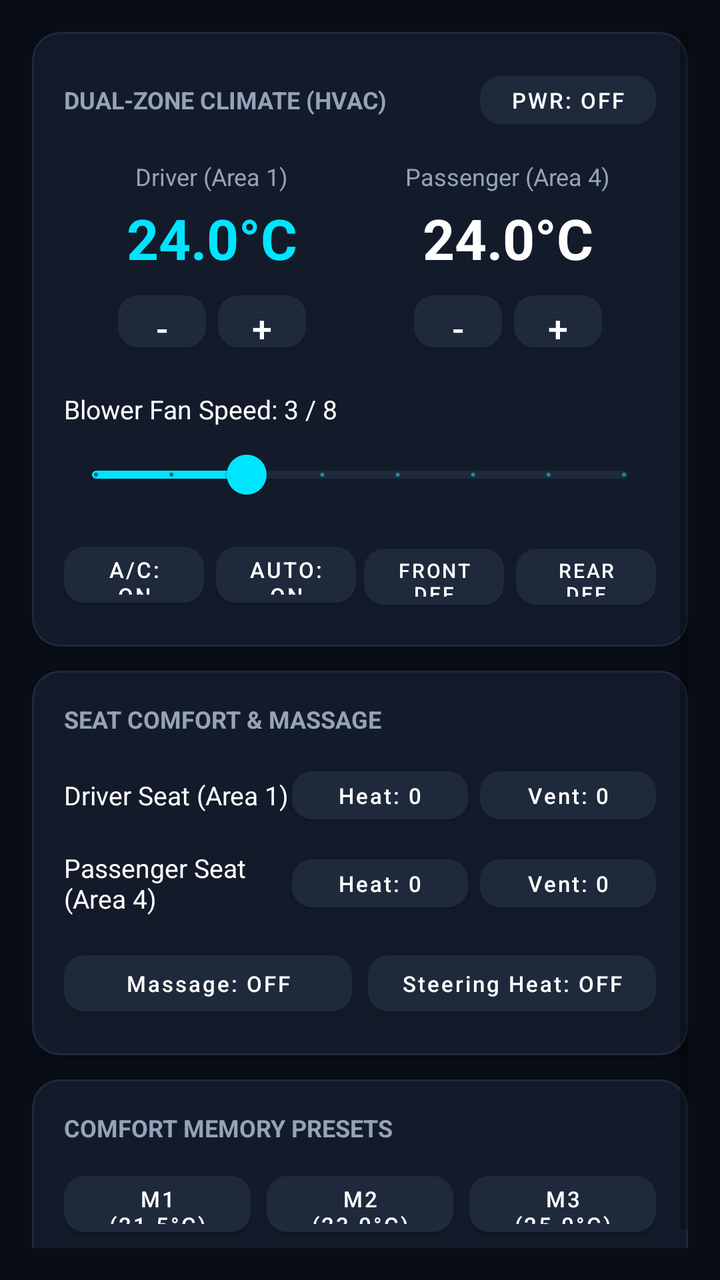
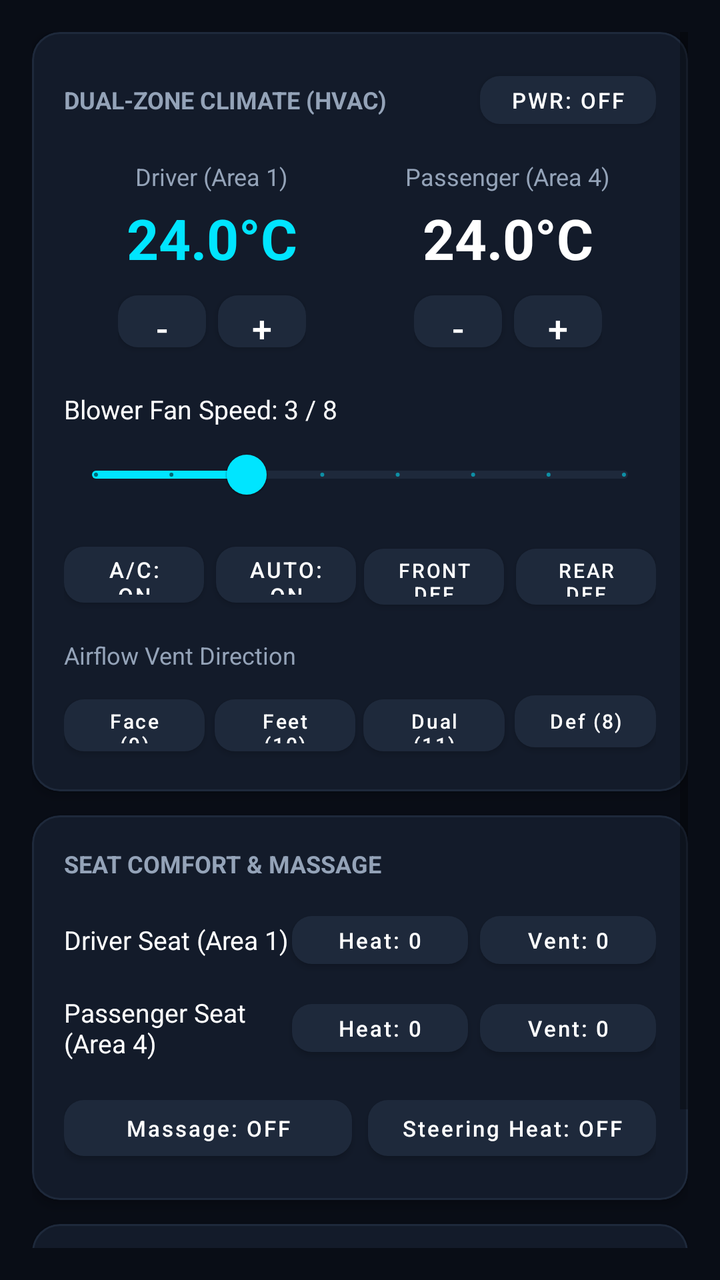

Screens rendered from an Android XML layout before and after an edit, with the pre-edit source and the edit as a unified diff.
<!-- AndroidManifest.xml: application theme Theme.DeepalS05Sample -->
<!-- res/layout/fragment_climate_seats.xml -->
<?xml version="1.0" encoding="utf-8"?>
<ScrollView xmlns:android="http://schemas.android.com/apk/res/android"
    xmlns:app="http://schemas.android.com/apk/res-auto"
    android:layout_width="match_parent"
    android:layout_height="match_parent"
    android:padding="16dp"
    android:fillViewport="true">

    <LinearLayout
        android:layout_width="match_parent"
        android:layout_height="wrap_content"
        android:orientation="vertical">

        
        <com.google.android.material.card.MaterialCardView
            style="@style/AutomotiveCard"
            android:layout_width="match_parent"
            android:layout_height="wrap_content"
            android:layout_marginBottom="12dp">

            <LinearLayout
                android:layout_width="match_parent"
                android:layout_height="wrap_content"
                android:padding="16dp"
                android:orientation="vertical">

                <LinearLayout
                    android:layout_width="match_parent"
                    android:layout_height="wrap_content"
                    android:gravity="center_vertical"
                    android:orientation="horizontal">

                    <TextView
                        android:layout_width="0dp"
                        android:layout_height="wrap_content"
                        android:layout_weight="1"
                        android:text="DUAL-ZONE CLIMATE (HVAC)"
                        android:textColor="@color/brand_text_secondary"
                        android:textSize="12sp"
                        android:textStyle="bold" />

                    <com.google.android.material.button.MaterialButton
                        android:id="@+id/btnClimatePower"
                        style="@style/AutomotiveButton"
                        android:layout_width="wrap_content"
                        android:layout_height="36dp"
                        android:paddingHorizontal="12dp"
                        android:text="PWR: OFF"
                        android:textSize="11sp" />
                </LinearLayout>

                
                <LinearLayout
                    android:layout_width="match_parent"
                    android:layout_height="wrap_content"
                    android:layout_marginTop="12dp"
                    android:orientation="horizontal">

                    
                    <LinearLayout
                        android:layout_width="0dp"
                        android:layout_height="wrap_content"
                        android:layout_weight="1"
                        android:gravity="center"
                        android:orientation="vertical">

                        <TextView
                            android:layout_width="wrap_content"
                            android:layout_height="wrap_content"
                            android:text="Driver (Area 1)"
                            android:textColor="@color/brand_text_secondary"
                            android:textSize="12sp" />

                        <TextView
                            android:id="@+id/tvDriverTemp"
                            android:layout_width="wrap_content"
                            android:layout_height="wrap_content"
                            android:layout_marginVertical="4dp"
                            android:text="24.0°C"
                            android:textColor="@color/brand_primary"
                            android:textSize="28sp"
                            android:textStyle="bold" />

                        <LinearLayout
                            android:layout_width="wrap_content"
                            android:layout_height="wrap_content"
                            android:orientation="horizontal">

                            <com.google.android.material.button.MaterialButton
                                android:id="@+id/btnDriverTempMinus"
                                style="@style/AutomotiveButton"
                                android:layout_width="44dp"
                                android:layout_height="38dp"
                                android:text="-"
                                android:textSize="18sp" />

                            <com.google.android.material.button.MaterialButton
                                android:id="@+id/btnDriverTempPlus"
                                style="@style/AutomotiveButton"
                                android:layout_width="44dp"
                                android:layout_height="38dp"
                                android:layout_marginStart="6dp"
                                android:text="+"
                                android:textSize="18sp" />
                        </LinearLayout>
                    </LinearLayout>

                    
                    <LinearLayout
                        android:layout_width="0dp"
                        android:layout_height="wrap_content"
                        android:layout_weight="1"
                        android:gravity="center"
                        android:orientation="vertical">

                        <TextView
                            android:layout_width="wrap_content"
                            android:layout_height="wrap_content"
                            android:text="Passenger (Area 4)"
                            android:textColor="@color/brand_text_secondary"
                            android:textSize="12sp" />

                        <TextView
                            android:id="@+id/tvPassengerTemp"
                            android:layout_width="wrap_content"
                            android:layout_height="wrap_content"
                            android:layout_marginVertical="4dp"
                            android:text="24.0°C"
                            android:textColor="@color/brand_text_primary"
                            android:textSize="28sp"
                            android:textStyle="bold" />

                        <LinearLayout
                            android:layout_width="wrap_content"
                            android:layout_height="wrap_content"
                            android:orientation="horizontal">

                            <com.google.android.material.button.MaterialButton
                                android:id="@+id/btnPassTempMinus"
                                style="@style/AutomotiveButton"
                                android:layout_width="44dp"
                                android:layout_height="38dp"
                                android:text="-"
                                android:textSize="18sp" />

                            <com.google.android.material.button.MaterialButton
                                android:id="@+id/btnPassTempPlus"
                                style="@style/AutomotiveButton"
                                android:layout_width="44dp"
                                android:layout_height="38dp"
                                android:layout_marginStart="6dp"
                                android:text="+"
                                android:textSize="18sp" />
                        </LinearLayout>
                    </LinearLayout>
                </LinearLayout>

                
                <TextView
                    android:id="@+id/tvFanSpeedLabel"
                    android:layout_width="wrap_content"
                    android:layout_height="wrap_content"
                    android:layout_marginTop="16dp"
                    android:text="Blower Fan Speed: 3 / 8"
                    android:textColor="@color/brand_text_primary"
                    android:textSize="13sp" />

                <com.google.android.material.slider.Slider
                    android:id="@+id/sliderFanSpeed"
                    android:layout_width="match_parent"
                    android:layout_height="wrap_content"
                    android:valueFrom="1"
                    android:valueTo="8"
                    android:stepSize="1"
                    android:value="3"
                    app:thumbColor="@color/brand_primary"
                    app:trackColorActive="@color/brand_primary"
                    app:trackColorInactive="@color/brand_card_stroke" />

                <LinearLayout
                    android:layout_width="match_parent"
                    android:layout_height="wrap_content"
                    android:layout_marginTop="6dp"
                    android:orientation="horizontal">

                    <com.google.android.material.button.MaterialButton
                        android:id="@+id/btnToggleAc"
                        style="@style/AutomotiveButton"
                        android:layout_width="0dp"
                        android:layout_height="40dp"
                        android:layout_weight="1"
                        android:layout_marginEnd="4dp"
                        android:text="A/C: ON"
                        android:textSize="11sp" />

                    <com.google.android.material.button.MaterialButton
                        android:id="@+id/btnToggleAutoClimate"
                        style="@style/AutomotiveButton"
                        android:layout_width="0dp"
                        android:layout_height="40dp"
                        android:layout_weight="1"
                        android:layout_marginHorizontal="2dp"
                        android:text="AUTO: ON"
                        android:textSize="11sp" />

                    <com.google.android.material.button.MaterialButton
                        android:id="@+id/btnFrontDefrost"
                        style="@style/AutomotiveButton"
                        android:layout_width="0dp"
                        android:layout_height="40dp"
                        android:layout_weight="1"
                        android:layout_marginHorizontal="2dp"
                        android:text="FRONT DEF"
                        android:textSize="10sp" />

                    <com.google.android.material.button.MaterialButton
                        android:id="@+id/btnRearDefrost"
                        style="@style/AutomotiveButton"
                        android:layout_width="0dp"
                        android:layout_height="40dp"
                        android:layout_weight="1"
                        android:layout_marginStart="4dp"
                        android:text="REAR DEF"
                        android:textSize="10sp" />
                </LinearLayout>
            </LinearLayout>
        </com.google.android.material.card.MaterialCardView>

        
        <com.google.android.material.card.MaterialCardView
            style="@style/AutomotiveCard"
            android:layout_width="match_parent"
            android:layout_height="wrap_content"
            android:layout_marginBottom="12dp">

            <LinearLayout
                android:layout_width="match_parent"
                android:layout_height="wrap_content"
                android:padding="16dp"
                android:orientation="vertical">

                <TextView
                    android:layout_width="wrap_content"
                    android:layout_height="wrap_content"
                    android:text="SEAT COMFORT &amp; MASSAGE"
                    android:textColor="@color/brand_text_secondary"
                    android:textSize="12sp"
                    android:textStyle="bold" />

                
                <LinearLayout
                    android:layout_width="match_parent"
                    android:layout_height="wrap_content"
                    android:layout_marginTop="12dp"
                    android:gravity="center_vertical"
                    android:orientation="horizontal">

                    <TextView
                        android:layout_width="0dp"
                        android:layout_height="wrap_content"
                        android:layout_weight="1"
                        android:text="Driver Seat (Area 1)"
                        android:textColor="@color/brand_text_primary"
                        android:textSize="13sp" />

                    <com.google.android.material.button.MaterialButton
                        android:id="@+id/btnDriverHeat"
                        style="@style/AutomotiveButton"
                        android:layout_width="wrap_content"
                        android:layout_height="36dp"
                        android:layout_marginEnd="6dp"
                        android:text="Heat: 0"
                        android:textSize="11sp" />

                    <com.google.android.material.button.MaterialButton
                        android:id="@+id/btnDriverVent"
                        style="@style/AutomotiveButton"
                        android:layout_width="wrap_content"
                        android:layout_height="36dp"
                        android:text="Vent: 0"
                        android:textSize="11sp" />
                </LinearLayout>

                
                <LinearLayout
                    android:layout_width="match_parent"
                    android:layout_height="wrap_content"
                    android:layout_marginTop="8dp"
                    android:gravity="center_vertical"
                    android:orientation="horizontal">

                    <TextView
                        android:layout_width="0dp"
                        android:layout_height="wrap_content"
                        android:layout_weight="1"
                        android:text="Passenger Seat (Area 4)"
                        android:textColor="@color/brand_text_primary"
                        android:textSize="13sp" />

                    <com.google.android.material.button.MaterialButton
                        android:id="@+id/btnPassHeat"
                        style="@style/AutomotiveButton"
                        android:layout_width="wrap_content"
                        android:layout_height="36dp"
                        android:layout_marginEnd="6dp"
                        android:text="Heat: 0"
                        android:textSize="11sp" />

                    <com.google.android.material.button.MaterialButton
                        android:id="@+id/btnPassVent"
                        style="@style/AutomotiveButton"
                        android:layout_width="wrap_content"
                        android:layout_height="36dp"
                        android:text="Vent: 0"
                        android:textSize="11sp" />
                </LinearLayout>

                
                <LinearLayout
                    android:layout_width="match_parent"
                    android:layout_height="wrap_content"
                    android:layout_marginTop="12dp"
                    android:orientation="horizontal">

                    <com.google.android.material.button.MaterialButton
                        android:id="@+id/btnMassage"
                        style="@style/AutomotiveButton"
                        android:layout_width="0dp"
                        android:layout_height="40dp"
                        android:layout_weight="1"
                        android:layout_marginEnd="4dp"
                        android:text="Massage: OFF"
                        android:textSize="11sp" />

                    <com.google.android.material.button.MaterialButton
                        android:id="@+id/btnSteeringHeat"
                        style="@style/AutomotiveButton"
                        android:layout_width="0dp"
                        android:layout_height="40dp"
                        android:layout_weight="1"
                        android:layout_marginStart="4dp"
                        android:text="Steering Heat: OFF"
                        android:textSize="11sp" />
                </LinearLayout>
            </LinearLayout>
        </com.google.android.material.card.MaterialCardView>

        
        <com.google.android.material.card.MaterialCardView
            style="@style/AutomotiveCard"
            android:layout_width="match_parent"
            android:layout_height="wrap_content"
            android:layout_marginBottom="12dp">

            <LinearLayout
                android:layout_width="match_parent"
                android:layout_height="wrap_content"
                android:padding="16dp"
                android:orientation="vertical">

                <TextView
                    android:layout_width="wrap_content"
                    android:layout_height="wrap_content"
                    android:text="COMFORT MEMORY PRESETS"
                    android:textColor="@color/brand_text_secondary"
                    android:textSize="12sp"
                    android:textStyle="bold" />

                <LinearLayout
                    android:layout_width="match_parent"
                    android:layout_height="wrap_content"
                    android:layout_marginTop="10dp"
                    android:orientation="horizontal">

                    <com.google.android.material.button.MaterialButton
                        android:id="@+id/btnPresetM1"
                        style="@style/AutomotiveButton"
                        android:layout_width="0dp"
                        android:layout_height="40dp"
                        android:layout_weight="1"
                        android:layout_marginEnd="4dp"
                        android:text="M1 (21.5°C)"
                        android:textSize="11sp" />

                    <com.google.android.material.button.MaterialButton
                        android:id="@+id/btnPresetM2"
                        style="@style/AutomotiveButton"
                        android:layout_width="0dp"
                        android:layout_height="40dp"
                        android:layout_weight="1"
                        android:layout_marginHorizontal="4dp"
                        android:text="M2 (23.0°C)"
                        android:textSize="11sp" />

                    <com.google.android.material.button.MaterialButton
                        android:id="@+id/btnPresetM3"
                        style="@style/AutomotiveButton"
                        android:layout_width="0dp"
                        android:layout_height="40dp"
                        android:layout_weight="1"
                        android:layout_marginStart="4dp"
                        android:text="M3 (25.0°C)"
                        android:textSize="11sp" />
                </LinearLayout>
            </LinearLayout>
        </com.google.android.material.card.MaterialCardView>

    </LinearLayout>
</ScrollView>
<!-- resources referenced by this layout -->
<resources>
  <color name="brand_card_stroke">#1E293B</color>
  <color name="brand_primary">#00E5FF</color>
  <color name="brand_text_primary">#FFFFFF</color>
  <color name="brand_text_secondary">#94A3B8</color>
  <style name="AutomotiveButton" parent="Widget.MaterialComponents.Button">
          <item name="cornerRadius">10dp</item>
          <item name="backgroundTint">@color/brand_card_stroke</item>
          <item name="android:textColor">@color/brand_text_primary</item>
          <item name="android:textAllCaps">false</item>
      </style>
  <style name="AutomotiveCard">
          <item name="cardCornerRadius">14dp</item>
          <item name="cardElevation">3dp</item>
          <item name="cardBackgroundColor">@color/brand_card_bg</item>
          <item name="strokeColor">@color/brand_card_stroke</item>
          <item name="strokeWidth">1dp</item>
      </style>
  <style name="Theme.DeepalS05Sample" parent="Theme.MaterialComponents.DayNight.NoActionBar">
          <item name="colorPrimary">@color/brand_primary</item>
          <item name="colorPrimaryVariant">@color/brand_primary_dark</item>
          <item name="colorOnPrimary">#000000</item>
          <item name="colorSecondary">@color/brand_accent</item>
          <item name="colorOnSecondary">#000000</item>
          <item name="android:statusBarColor">@color/brand_bg</item>
          <item name="android:navigationBarColor">@color/brand_nav_bg</item>
          <item name="android:windowBackground">@color/brand_bg</item>
      </style>
  <color name="brand_card_bg">#131B2A</color>
  <color name="brand_primary_dark">#00B0FF</color>
  <color name="brand_accent">#00E676</color>
  <color name="brand_bg">#090D16</color>
  <color name="brand_nav_bg">#0F172A</color>
</resources>

<!-- the commit's change to res/layout/fragment_climate_seats.xml (unified diff, before → after) -->
@@ -223,6 +223,62 @@
                         android:text="REAR DEF"
                         android:textSize="10sp" />
                 </LinearLayout>
+
+                
+                <TextView
+                    android:layout_width="wrap_content"
+                    android:layout_height="wrap_content"
+                    android:layout_marginTop="12dp"
+                    android:text="Airflow Vent Direction"
+                    android:textColor="@color/brand_text_secondary"
+                    android:textSize="12sp" />
+
+                <LinearLayout
+                    android:layout_width="match_parent"
+                    android:layout_height="wrap_content"
+                    android:layout_marginTop="6dp"
+                    android:orientation="horizontal">
+
+                    <com.google.android.material.button.MaterialButton
+                        android:id="@+id/btnWindFace"
+                        style="@style/AutomotiveButton"
+                        android:layout_width="0dp"
+                        android:layout_height="38dp"
+                        android:layout_weight="1"
+                        android:layout_marginEnd="3dp"
+                        android:text="Face (9)"
+                        android:textSize="10sp" />
+
+                    <com.google.android.material.button.MaterialButton
+                        android:id="@+id/btnWindFeet"
+                        style="@style/AutomotiveButton"
+                        android:layout_width="0dp"
+                        android:layout_height="38dp"
+                        android:layout_weight="1"
+                        android:layout_marginHorizontal="2dp"
+                        android:text="Feet (10)"
+                        android:textSize="10sp" />
+
+                    <com.google.android.material.button.MaterialButton
+                        android:id="@+id/btnWindDual"
+                        style="@style/AutomotiveButton"
+                        android:layout_width="0dp"
+                        android:layout_height="38dp"
+                        android:layout_weight="1"
+                        android:layout_marginHorizontal="2dp"
+                        android:text="Dual (11)"
+                        android:textSize="10sp" />
+
+                    <com.google.android.material.button.MaterialButton
+                        android:id="@+id/btnWindDefrost"
+                        style="@style/AutomotiveButton"
+                        android:layout_width="0dp"
+                        android:layout_height="38dp"
+                        android:layout_weight="1"
+                        android:layout_marginStart="3dp"
+                        android:text="Def (8)"
+                        android:textSize="10sp" />
+                </LinearLayout>
             </LinearLayout>
         </com.google.android.material.card.MaterialCardView>
 
